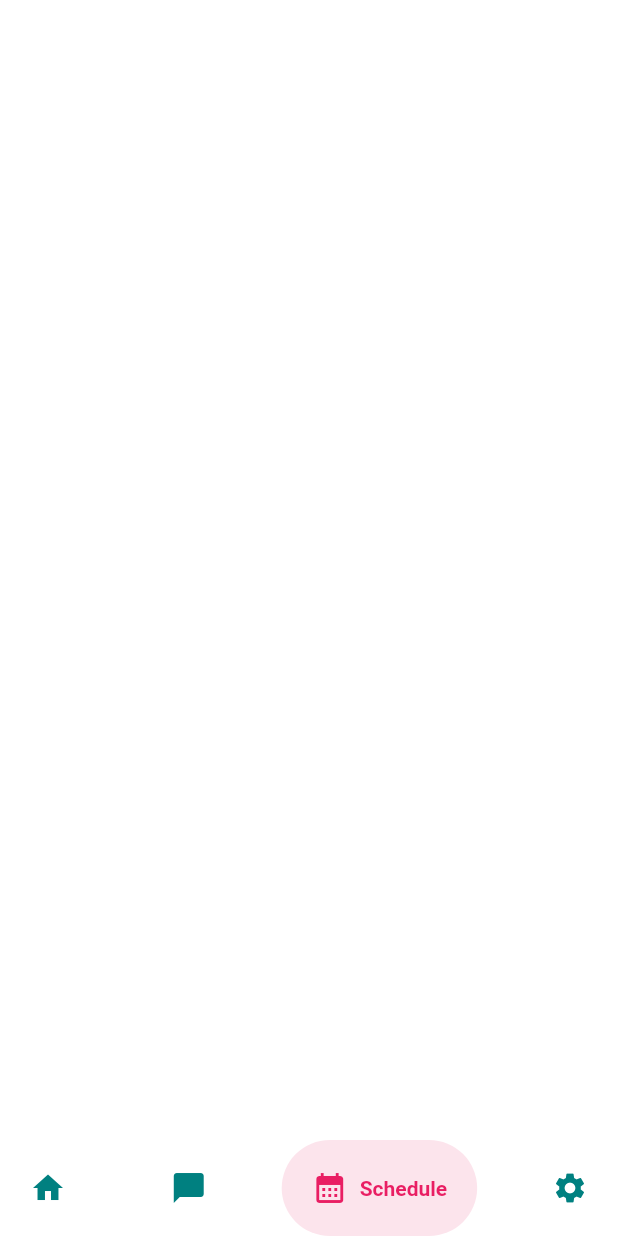
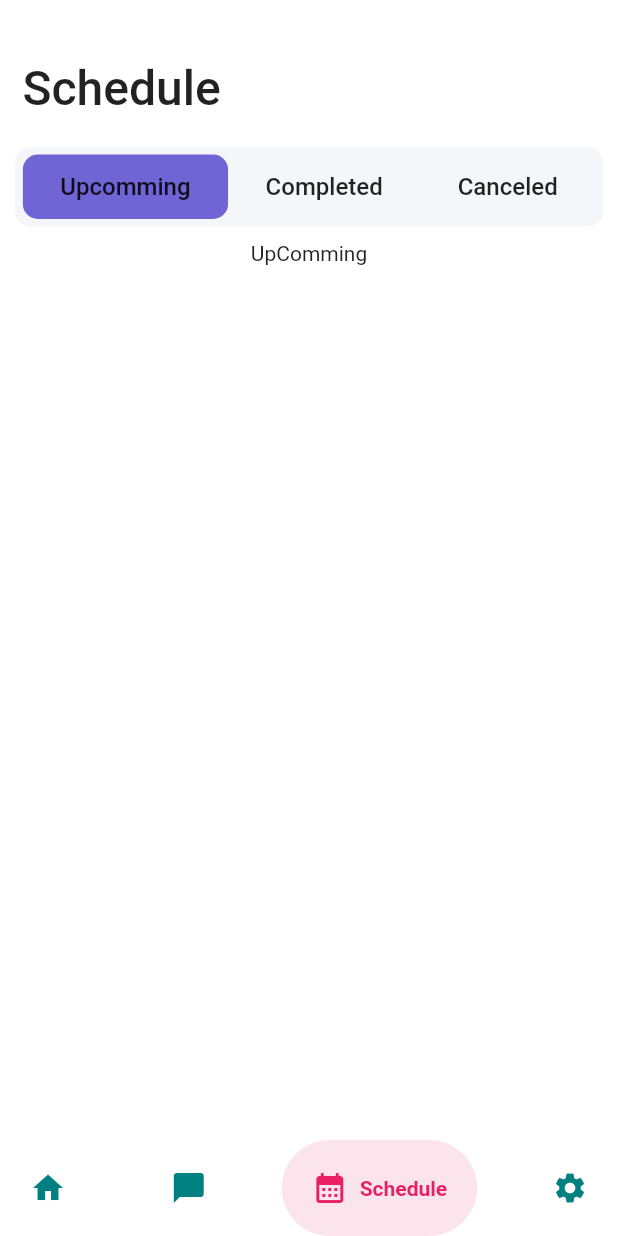
Before and after one commit to bibashkoirala/Doctor, a Flutter app: the NavBarRoots screen opened directly, item 3 of the bottom bar chosen, on a phone screen of 412 x 824 dp. Run offline on Flutter 3.47's test engine with Material 2 defaults, Android fonts, the phone set to English and light mode, and no system bars; drawn by our look-alikes of google_nav_bar.

Commit message:
setting and partial schedule completed

```diff
--- a/lib/screens/login_screen.dart
+++ b/lib/screens/login_screen.dart
@@ -19,6 +19,7 @@ class _LoginScreenState extends State<LoginScreen> {
       child: SingleChildScrollView(
         child: SafeArea(
           child: Column(
+
             children: [
               SizedBox(height: 10,),
               Padding(
--- /dev/null
+++ b/lib/screens/schedule_screen.dart
@@ -0,0 +1,124 @@
+import 'package:flutter/material.dart';
+
+class ScheduleScreen extends StatefulWidget {
+  const ScheduleScreen({super.key});
+
+  @override
+  State<ScheduleScreen> createState() => _ScheduleScreenState();
+}
+
+class _ScheduleScreenState extends State<ScheduleScreen> {
+
+  int _buttonIndex =0;
+
+  final _scheduleWidgits = [
+    //upcomming schedule(),
+    Center(child: Text("UpComming"),),
+    Center(child: Text("Completed"),),
+    Center(child: Text("Canceled"),),
+  ];
+
+  @override
+  Widget build(BuildContext context) {
+    return  SingleChildScrollView(
+      child: Padding(padding: EdgeInsets.only(top:40),
+      child: Column(
+        crossAxisAlignment: CrossAxisAlignment.start,
+        children: [
+          Padding(padding: EdgeInsets.symmetric(horizontal: 15),
+          child: Text(
+            "Schedule",
+            style: TextStyle(
+              fontSize: 32,
+              fontWeight: FontWeight.w500,
+            ),
+            ),
+            ),
+            SizedBox(height: 20,),
+            Container(
+              padding: EdgeInsets.all(5),
+              margin: EdgeInsets.symmetric(horizontal: 10),
+              decoration: BoxDecoration(
+                color: Color(0XFFF4F6FA),
+                borderRadius: BorderRadius.circular(10),
+              ),
+              child: Row(
+                mainAxisAlignment: MainAxisAlignment.center,
+                children: [
+                  InkWell(
+                    onTap: () {
+                      setState(() {
+                        _buttonIndex = 0;
+                      });
+                    },
+                    child: Container(
+                      padding: EdgeInsets.symmetric(vertical: 12, horizontal: 25),
+                      decoration: BoxDecoration(
+                      color: _buttonIndex ==0 ?Color(0xFF7165D6) : Colors.transparent,
+                      borderRadius: BorderRadius.circular(10),
+
+                      ),
+                      child: Text(
+                        "Upcomming",
+                        style: TextStyle(
+                          fontSize: 16,
+                          fontWeight: FontWeight.w500,
+                        ),
+                      ),
+                    ),
+                  ),
+                  InkWell(
+                    onTap: () {
+                       setState(() {
+                        _buttonIndex = 1;
+                      });
+                    },
+                    child: Container(
+                      padding: EdgeInsets.symmetric(vertical: 12, horizontal: 25),
+                      decoration: BoxDecoration(
+                      color: _buttonIndex ==1 ?Color(0xFF7165D6) : Colors.transparent,
+                      borderRadius: BorderRadius.circular(10),
+
+                      ),
+                      child: Text(
+                        "Completed",
+                        style: TextStyle(
+                          fontSize: 16,
+                          fontWeight: FontWeight.w500,
+                        ),
+                      ),
+                    ),
+                  ),
+                  InkWell(
+                    onTap: () {
+                       setState(() {
+                        _buttonIndex = 2;
+                      });
+                    },
+                    child: Container(
+                      padding: EdgeInsets.symmetric(vertical: 12, horizontal: 25),
+                      decoration: BoxDecoration(
+                      color: _buttonIndex ==2 ?Color(0xFF7165D6) : Colors.transparent,
+                      borderRadius: BorderRadius.circular(10),
+
+                      ),
+                      child: Text(
+                        "Canceled",
+                        style: TextStyle(
+                          fontSize: 16,
+                          fontWeight: FontWeight.w500,
+                        ),
+                      ),
+                    ),
+                  ),
+
+                ],
+              ),
+            ),
+            SizedBox(height: 10,),
+            _scheduleWidgits[_buttonIndex],
+        ],
+      ),),
+    );
+  }
+}
--- a/lib/widgets/navbar_roots.dart
+++ b/lib/widgets/navbar_roots.dart
@@ -1,4 +1,5 @@
 import 'package:doctor/screens/homescreen.dart';
+import 'package:doctor/screens/schedule_screen.dart';
 import 'package:doctor/screens/settings_screen.dart';
 import 'package:flutter/material.dart';
 import 'package:google_nav_bar/google_nav_bar.dart';
@@ -20,7 +21,7 @@ class _NavBarRootsState extends State<NavBarRoots> {
      //message screen
      Container(),
      //Schedule screen
-     Container(),
+     ScheduleScreen(),
      //Settings Screen
      SettingsScreen(),
   ];
```
Also changed, not shown: lib/screens/settings_screen.dart (+170 -1 lines).
